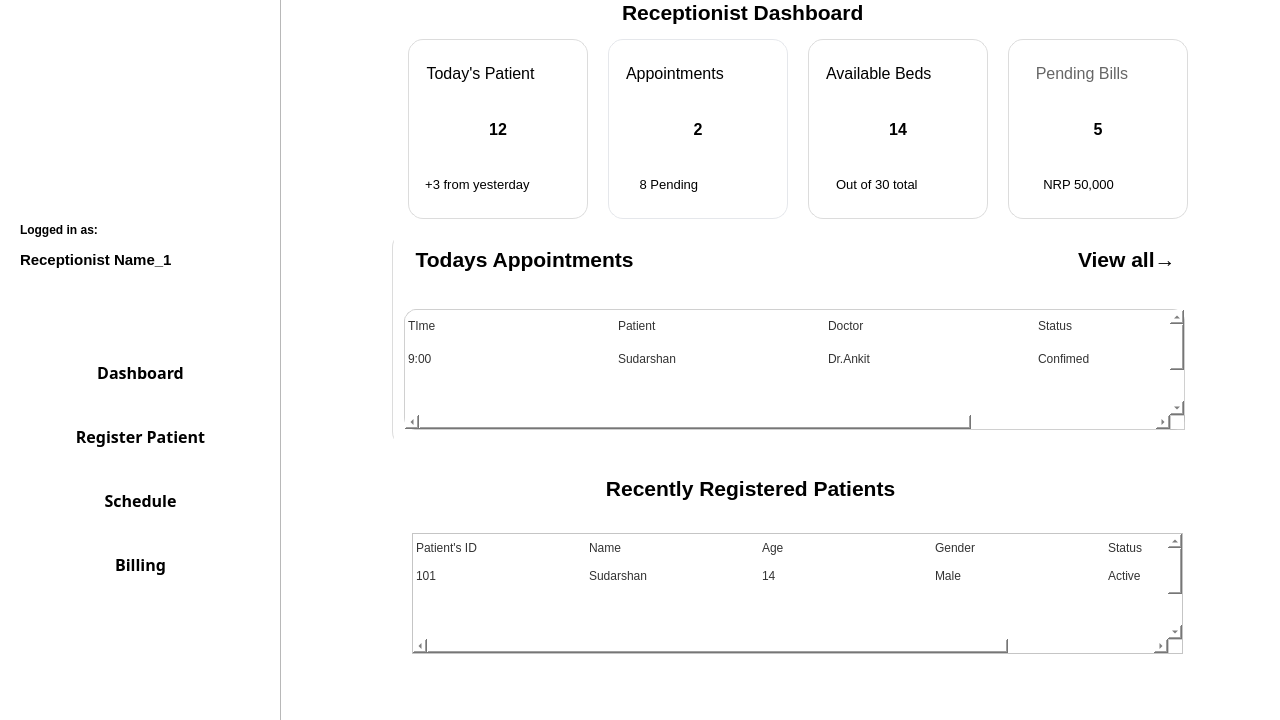
This is receptionistwindow.ui in Ankit-Sigdel/AXON_HMS as Qt 5 draws it before an edit. The edited form follows.
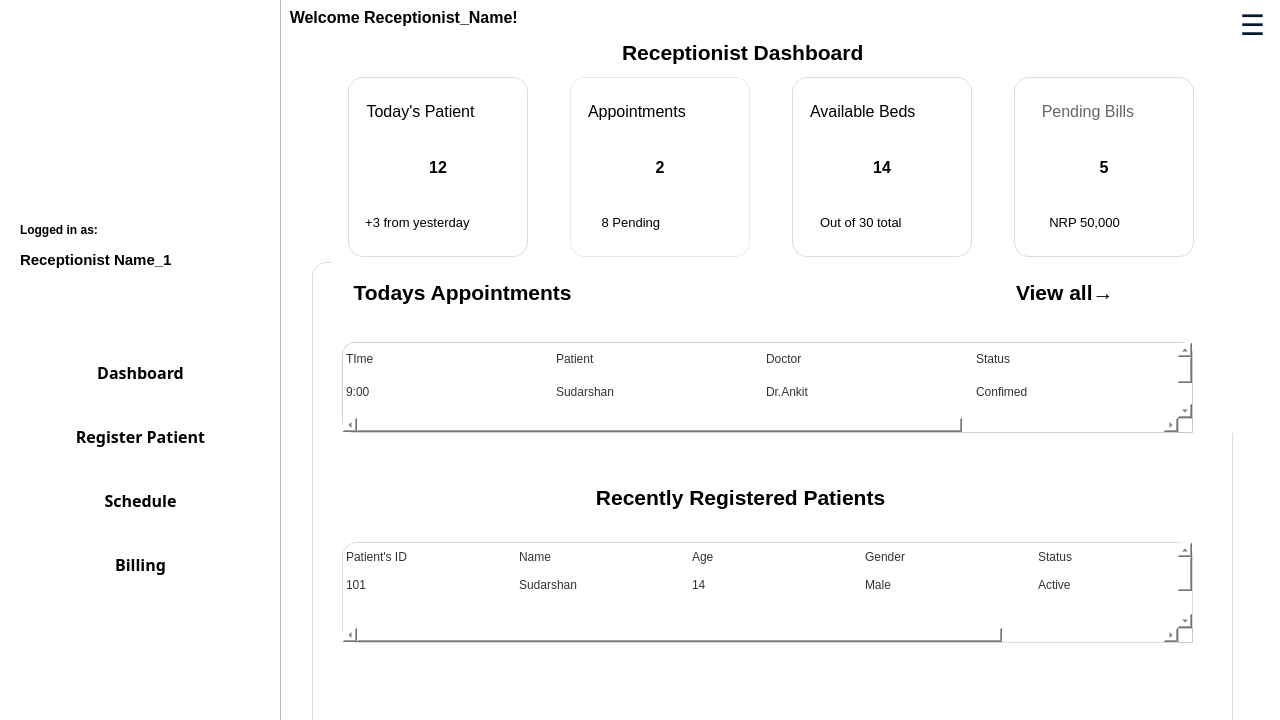
This is the edited form. The open tabs and pages were chosen to show the change. Icons and pictures are not drawn.

Commit message: Logout button added in recpetionist dashboard

What changed in the file:
```diff
--- a/receptionistwindow.ui
+++ b/receptionistwindow.ui
@@ -331,7 +331,7 @@
       <property name="geometry">
        <rect>
         <x>-140</x>
-        <y>0</y>
+        <y>-10</y>
         <width>1321</width>
         <height>841</height>
        </rect>
@@ -351,10 +351,10 @@
        <widget class="QStackedWidget" name="widgetstackedtogether">
         <property name="geometry">
          <rect>
-          <x>110</x>
-          <y>0</y>
-          <width>1071</width>
-          <height>751</height>
+          <x>100</x>
+          <y>50</y>
+          <width>1081</width>
+          <height>891</height>
          </rect>
         </property>
         <property name="styleSheet">
@@ -366,13 +366,13 @@
 </string>
         </property>
         <property name="currentIndex">
-         <number>1</number>
+         <number>0</number>
         </property>
         <widget class="QWidget" name="page_3">
          <widget class="QLabel" name="receptionistdashboard">
           <property name="geometry">
            <rect>
-            <x>370</x>
+            <x>380</x>
             <y>0</y>
             <width>321</width>
             <height>41</height>
@@ -396,13 +396,13 @@
          <widget class="QWidget" name="layoutWidget">
           <property name="geometry">
            <rect>
-            <x>142</x>
-            <y>42</y>
-            <width>811</width>
+            <x>70</x>
+            <y>40</y>
+            <width>921</width>
             <height>191</height>
            </rect>
           </property>
-          <layout class="QHBoxLayout" name="horizontalLayout">
+          <layout class="QHBoxLayout" name="horizontalLayout" stretch="1,2,2,0">
            <item>
             <widget class="QFrame" name="patients">
              <property name="minimumSize">
@@ -782,13 +782,13 @@
          <widget class="QWidget" name="layoutWidget">
           <property name="geometry">
            <rect>
-            <x>140</x>
-            <y>240</y>
-            <width>811</width>
-            <height>521</height>
+            <x>70</x>
+            <y>230</y>
+            <width>921</width>
+            <height>561</height>
            </rect>
           </property>
-          <layout class="QVBoxLayout" name="verticalLayout_3">
+          <layout class="QVBoxLayout" name="verticalLayout_3" stretch="1">
            <item>
             <widget class="QFrame" name="frame_13">
              <property name="minimumSize">
@@ -799,8 +799,8 @@
              </property>
              <property name="maximumSize">
               <size>
-               <width>800</width>
-               <height>300</height>
+               <width>1000000</width>
+               <height>1000</height>
               </size>
              </property>
              <property name="styleSheet">
@@ -819,10 +819,10 @@
              <widget class="QWidget" name="informations" native="true">
               <property name="geometry">
                <rect>
-                <x>2</x>
-                <y>-3</y>
-                <width>821</width>
-                <height>221</height>
+                <x>20</x>
+                <y>0</y>
+                <width>911</width>
+                <height>171</height>
                </rect>
               </property>
               <property name="styleSheet">
@@ -863,8 +863,8 @@
                 <rect>
                  <x>10</x>
                  <y>80</y>
-                 <width>781</width>
-                 <height>121</height>
+                 <width>851</width>
+                 <height>91</height>
                 </rect>
                </property>
                <property name="styleSheet">
@@ -994,14 +994,19 @@
                </property>
               </widget>
              </widget>
-            </widget>
-           </item>
-           <item>
             <widget class="QWidget" name="information1" native="true">
+              <property name="geometry">
+               <rect>
+                <x>20</x>
+                <y>190</y>
+                <width>861</width>
+                <height>368</height>
+               </rect>
+              </property>
              <property name="minimumSize">
               <size>
                <width>0</width>
-               <height>300</height>
+                <height>0</height>
               </size>
              </property>
              <property name="styleSheet">
@@ -1015,10 +1020,10 @@
              <widget class="QLabel" name="tableRecentPatients">
               <property name="geometry">
                <rect>
-                <x>10</x>
+                 <x>60</x>
                 <y>10</y>
                 <width>761</width>
-                <height>51</height>
+                 <height>71</height>
                </rect>
               </property>
               <property name="font">
@@ -1040,10 +1045,10 @@
              <widget class="QTableWidget" name="registeredpatienttable">
               <property name="geometry">
                <rect>
-                <x>20</x>
-                <y>80</y>
-                <width>771</width>
-                <height>121</height>
+                 <x>10</x>
+                 <y>90</y>
+                 <width>851</width>
+                 <height>101</height>
                </rect>
               </property>
               <property name="styleSheet">
@@ -1157,16 +1162,17 @@
               </item>
              </widget>
             </widget>
+            </widget>
            </item>
           </layout>
          </widget>
         </widget>
-        <widget class="QWidget" name="page_4">
+        <widget class="QWidget" name="">
          <widget class="QLabel" name="patientregistration">
           <property name="geometry">
            <rect>
-            <x>400</x>
-            <y>20</y>
+            <x>420</x>
+            <y>0</y>
             <width>261</width>
             <height>41</height>
            </rect>
@@ -1193,12 +1199,12 @@
           <property name="geometry">
            <rect>
             <x>60</x>
-            <y>80</y>
+            <y>40</y>
             <width>971</width>
-            <height>631</height>
+            <height>611</height>
            </rect>
           </property>
-          <layout class="QHBoxLayout" name="horizontalLayout_3">
+          <layout class="QHBoxLayout" name="horizontalLayout_3" stretch="1,2">
            <item>
             <widget class="QGroupBox" name="informatioofpatient">
              <property name="font">
@@ -1502,6 +1508,77 @@
          </widget>
         </widget>
        </widget>
+       <widget class="QLabel" name="welcome">
+        <property name="geometry">
+         <rect>
+          <x>130</x>
+          <y>10</y>
+          <width>1021</width>
+          <height>51</height>
+         </rect>
+        </property>
+        <property name="font">
+         <font>
+          <pointsize>12</pointsize>
+          <bold>true</bold>
+         </font>
+        </property>
+        <property name="styleSheet">
+         <string notr="true">QFrame#welcome {
+    background-color: white;
+}
+</string>
+        </property>
+        <property name="text">
+         <string>    Welcome Receptionist_Name!</string>
+        </property>
+       </widget>
+       <widget class="QToolButton" name="profileMenuButton">
+        <property name="geometry">
+         <rect>
+          <x>1090</x>
+          <y>30</y>
+          <width>41</width>
+          <height>30</height>
+         </rect>
+        </property>
+        <property name="minimumSize">
+         <size>
+          <width>30</width>
+          <height>30</height>
+         </size>
+        </property>
+        <property name="font">
+         <font>
+          <family>Segoe UI</family>
+          <pointsize>-1</pointsize>
+          <bold>true</bold>
+         </font>
+        </property>
+        <property name="styleSheet">
+         <string notr="true">QToolButton {
+    background-color: transparent;
+    color: #001a33; /* Dark navy color for the bars */
+    font-size: 28px; /* Makes the bars thick and visible */
+    font-weight: bold;
+    border: none;
+    padding-bottom: 4px; /* Adjusts alignment */
+}
+
+QToolButton:hover {
+    background-color: #e6f2ff; /* The soft light-blue hover effect */
+    border-radius: 6px;
+}
+
+QToolButton::menu-indicator {
+    image: none; /* Removes the ugly default down-arrow */
+}
+</string>
+        </property>
+        <property name="text">
+         <string>☰</string>
+        </property>
+       </widget>
       </widget>
      </widget>
     </widget>
```
Lines whose indentation alone changed are shown as unchanged. The commit also changes 2 other files.
